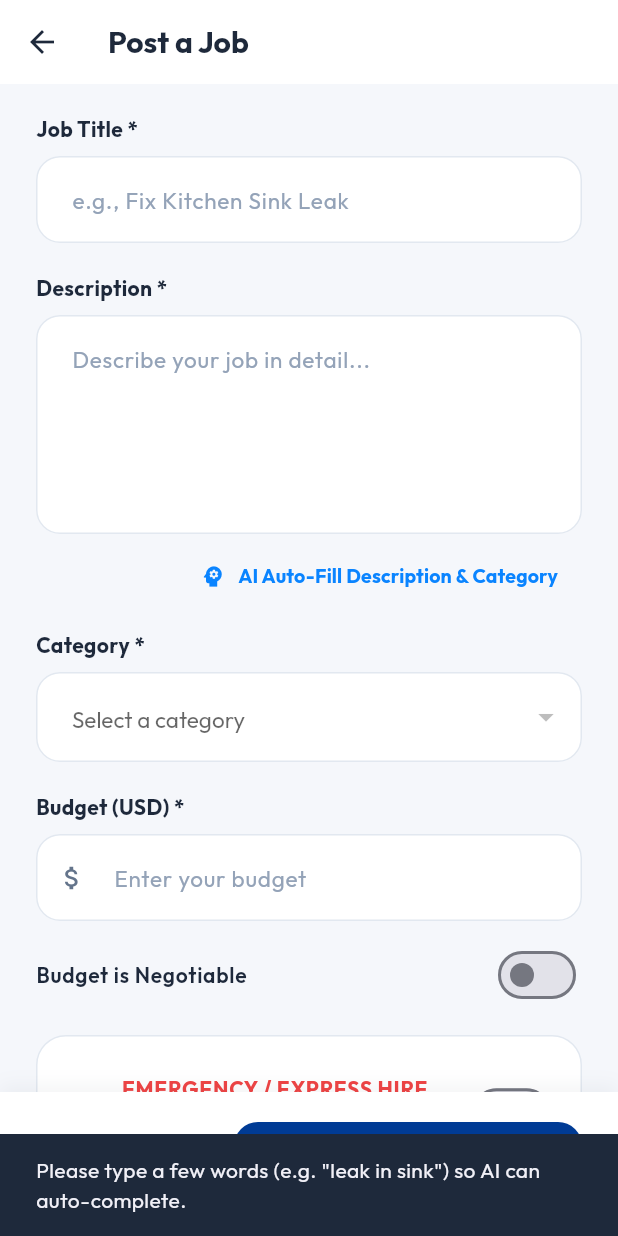
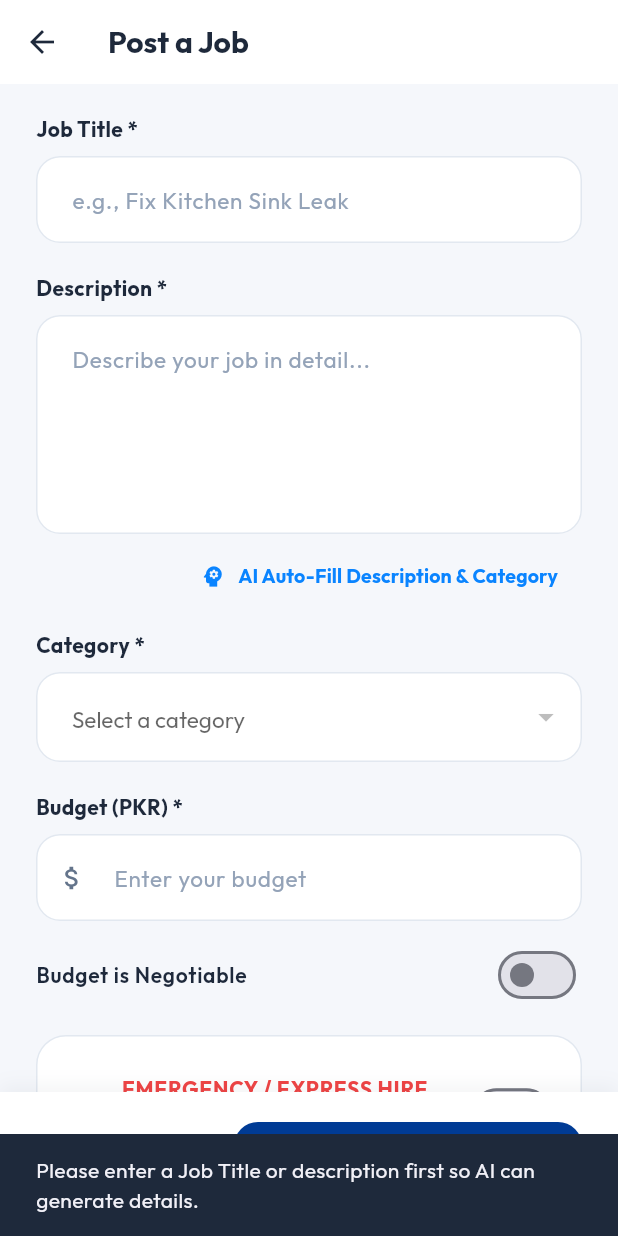
Before and after one commit to zaheerabbasdev/Final-Year-Project, a Flutter app: the PostJobScreen screen opened by its route, after a tap on "AI Auto-Fill Description & Category", on a phone screen of 412 x 824 dp. Run offline on Flutter 3.47's test engine with Material 3 defaults, Android fonts, the phone set to English and light mode, and no system bars; our stand-ins replace dio, fluttertoast, geolocator, go_router, google_fonts, google_maps_flutter and 4 more; missing offline and left inert: mobile_scanner; accounts and stored records are empty; network calls fail.

Commit message:
convert the USD to PKR and change the price to tostring(show the whole price not decimal points)

```diff
--- a/mobile/lib/features/customer/screens/post_job_screen.dart
+++ b/mobile/lib/features/customer/screens/post_job_screen.dart
@@ -37,11 +37,23 @@ class _PostJobScreenState extends State<PostJobScreen> {
   final ImagePicker _picker = ImagePicker();
 
   Future<void> _autocompleteDescription() async {
-    final text = _descController.text.trim();
-    if (text.length < 5) {
+    final title = _titleController.text.trim();
+    final desc = _descController.text.trim();
+
+    String inputText = '';
+    if (title.isNotEmpty) {
+      inputText = title;
+      if (desc.isNotEmpty && desc != title) {
+        inputText = "$title - $desc";
+      }
+    } else {
+      inputText = desc;
+    }
+
+    if (inputText.length < 3) {
       ScaffoldMessenger.of(context).showSnackBar(
         SnackBar(
-          content: Text('Please type a few words (e.g. "leak in sink") so AI can auto-complete.', style: GoogleFonts.outfit()),
+          content: Text('Please enter a Job Title or description first so AI can generate details.', style: GoogleFonts.outfit()),
           backgroundColor: AppTheme.textColor,
         ),
       );
@@ -49,7 +61,7 @@ class _PostJobScreenState extends State<PostJobScreen> {
     }
 
     setState(() => _isLoading = true);
-    final suggestion = await context.read<JobService>().getAutocompleteSuggestions(text);
+    final suggestion = await context.read<JobService>().getAutocompleteSuggestions(inputText);
     setState(() => _isLoading = false);
 
     if (suggestion != null) {
@@ -290,7 +302,7 @@ class _PostJobScreenState extends State<PostJobScreen> {
                     _buildSectionHeader('Category *'),
                     _buildDropdownField(categories),
                     const SizedBox(height: 20),
-                    _buildSectionHeader('Budget (USD) *'),
+                    _buildSectionHeader('Budget (PKR) *'),
                     _buildTextField(
                       _budgetController,
                       'Enter your budget',
--- a/mobile/lib/features/provider/screens/browse_jobs_screen.dart
+++ b/mobile/lib/features/provider/screens/browse_jobs_screen.dart
@@ -561,7 +561,7 @@ class _BrowseJobsScreenState extends State<BrowseJobsScreen> {
                         crossAxisAlignment: WrapCrossAlignment.center,
                         children: [
                           Text(
-                            '\$${job['budget'] ?? '0'}',
+                            'PKR ${(double.tryParse(job['budget']?.toString() ?? '0') ?? 0).toInt()}',
                             style: GoogleFonts.outfit(fontSize: 22, fontWeight: FontWeight.w800, color: AppTheme.primaryColor),
                           ),
                           if (job['is_negotiable'].toString() == '1' || job['is_negotiable'] == true || job['is_negotiable'].toString() == 'true')
--- a/mobile/lib/features/provider/screens/my_bids_screen.dart
+++ b/mobile/lib/features/provider/screens/my_bids_screen.dart
@@ -236,7 +236,7 @@ class _MyBidsScreenState extends State<MyBidsScreen> {
                         ),
                         const SizedBox(height: 2),
                         Text(
-                          '\$${bid['amount']}',
+                          'PKR ${(double.tryParse(bid['amount']?.toString() ?? '0') ?? 0).toInt()}',
                           style: GoogleFonts.outfit(fontSize: 22, fontWeight: FontWeight.w800, color: AppTheme.primaryColor),
                         ),
                       ],
--- a/mobile/lib/features/provider/screens/place_bid_screen.dart
+++ b/mobile/lib/features/provider/screens/place_bid_screen.dart
@@ -202,7 +202,7 @@ class _PlaceBidScreenState extends State<PlaceBidScreen> {
                       children: [
                         Flexible(
                           child: Text(
-                            '\$${_job!['budget'] ?? '0'}',
+                            'PKR ${(double.tryParse(_job!['budget']?.toString() ?? '0') ?? 0).toInt()}',
                             style: GoogleFonts.outfit(fontSize: 24, fontWeight: FontWeight.w800, color: AppTheme.primaryColor),
                             overflow: TextOverflow.ellipsis,
                           ),
@@ -270,12 +270,12 @@ class _PlaceBidScreenState extends State<PlaceBidScreen> {
       child: Column(
         crossAxisAlignment: CrossAxisAlignment.start,
         children: [
-          _buildInputLabel('Your Bid Amount (USD) *'),
+          _buildInputLabel('Your Bid Amount (PKR) *'),
           const SizedBox(height: 12),
           _buildTextField(
             controller: _amountController,
             hint: 'Enter your bid',
-            prefixIcon: Icons.attach_money,
+            prefixIcon: Icons.payments_outlined,
             keyboardType: TextInputType.number,
           ),
           if (_suggestion != null) ...[
@@ -293,7 +293,7 @@ class _PlaceBidScreenState extends State<PlaceBidScreen> {
                   const SizedBox(width: 8),
                   Expanded(
                     child: Text(
-                      'Suggested competitive bid: \$${_suggestion!['suggestedMin']} - \$${_suggestion!['suggestedMax']} (Average: \$${_suggestion!['averagePrice']})',
+                      'Suggested competitive bid: PKR ${(double.tryParse(_suggestion!["suggestedMin"].toString()) ?? 0).toInt()} - PKR ${(double.tryParse(_suggestion!["suggestedMax"].toString()) ?? 0).toInt()} (Average: PKR ${(double.tryParse(_suggestion!["averagePrice"].toString()) ?? 0).toInt()})',
                       style: GoogleFonts.outfit(
                         color: AppTheme.secondaryColor,
                         fontSize: 12,
--- a/mobile/lib/shared/screens/job_detail_screen.dart
+++ b/mobile/lib/shared/screens/job_detail_screen.dart
@@ -258,7 +258,7 @@ class _JobDetailScreenState extends State<JobDetailScreen> {
                         Text('Client Budget', style: GoogleFonts.outfit(color: AppTheme.subtextColor, fontSize: 12, fontWeight: FontWeight.w500)),
                         const SizedBox(height: 6),
                         Text(
-                          '\$${_job?['budget'] ?? '0'}',
+                          'PKR ${(double.tryParse(_job?['budget']?.toString() ?? '0') ?? 0).toInt()}',
                           style: GoogleFonts.outfit(fontSize: 32, fontWeight: FontWeight.bold, color: AppTheme.primaryColor),
                         ),
                       ],
@@ -865,7 +865,7 @@ class _JobDetailScreenState extends State<JobDetailScreen> {
       crossAxisSpacing: 16,
       childAspectRatio: 2.2,
       children: [
-        _buildStatItem(Icons.attach_money_rounded, 'Budget', '\$$budget'),
+        _buildStatItem(Icons.attach_money_rounded, 'Budget', 'PKR ${(double.tryParse(budget.toString()) ?? 0).toInt()}'),
         _buildStatItem(Icons.location_on_outlined, 'Location', location),
         _buildStatItem(Icons.calendar_today_outlined, 'Posted', date),
         _buildStatItem(Icons.people_outline_rounded, 'Bids', '$bidsCount received'),
@@ -1198,7 +1198,7 @@ class _JobDetailScreenState extends State<JobDetailScreen> {
               Column(
                 crossAxisAlignment: CrossAxisAlignment.start,
                 children: [
-                  Text('\$$price', style: GoogleFonts.outfit(fontSize: 22, fontWeight: FontWeight.bold, color: AppTheme.primaryColor)),
+                   Text('PKR ${(double.tryParse(price.toString()) ?? 0).toInt()}', style: GoogleFonts.outfit(fontSize: 22, fontWeight: FontWeight.bold, color: AppTheme.primaryColor)),
                   Text('Est. $time', style: GoogleFonts.outfit(color: AppTheme.subtextColor, fontSize: 12, fontWeight: FontWeight.w500)),
                 ],
               ),
```
Also changed, not shown: mobile/lib/features/customer/screens/home_screen.dart (+42 -12 lines), mobile/lib/features/customer/screens/my_jobs_screen.dart (+14 -4 lines), mobile/lib/features/provider/screens/dashboard_screen.dart (+36 -8 lines).
